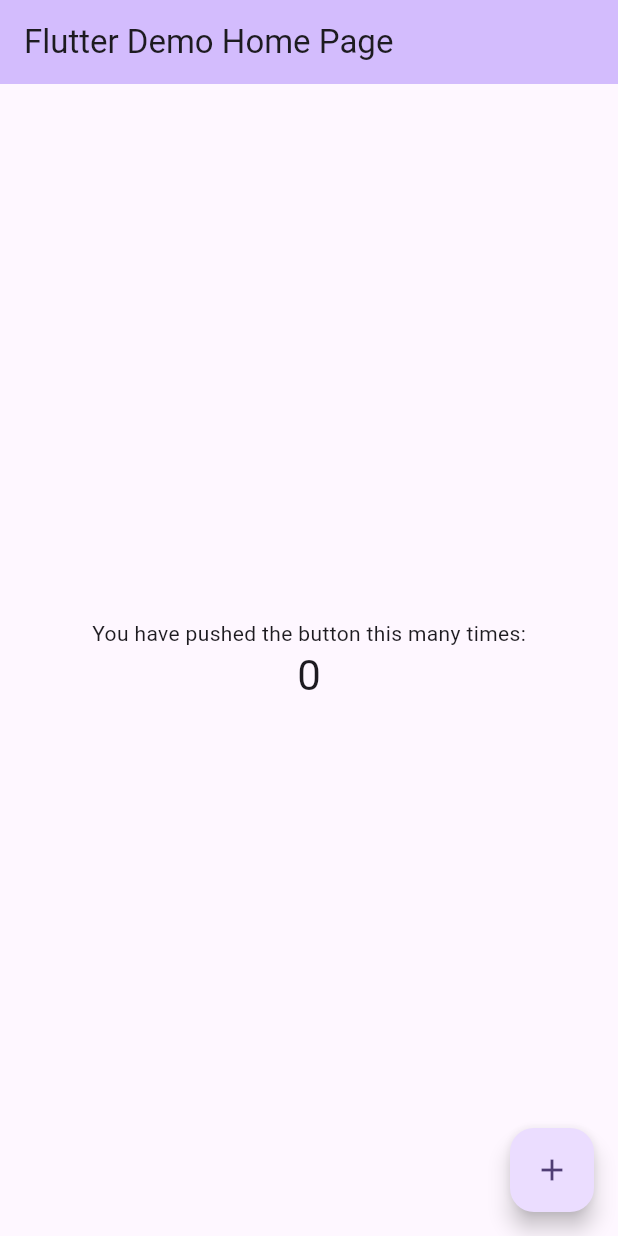
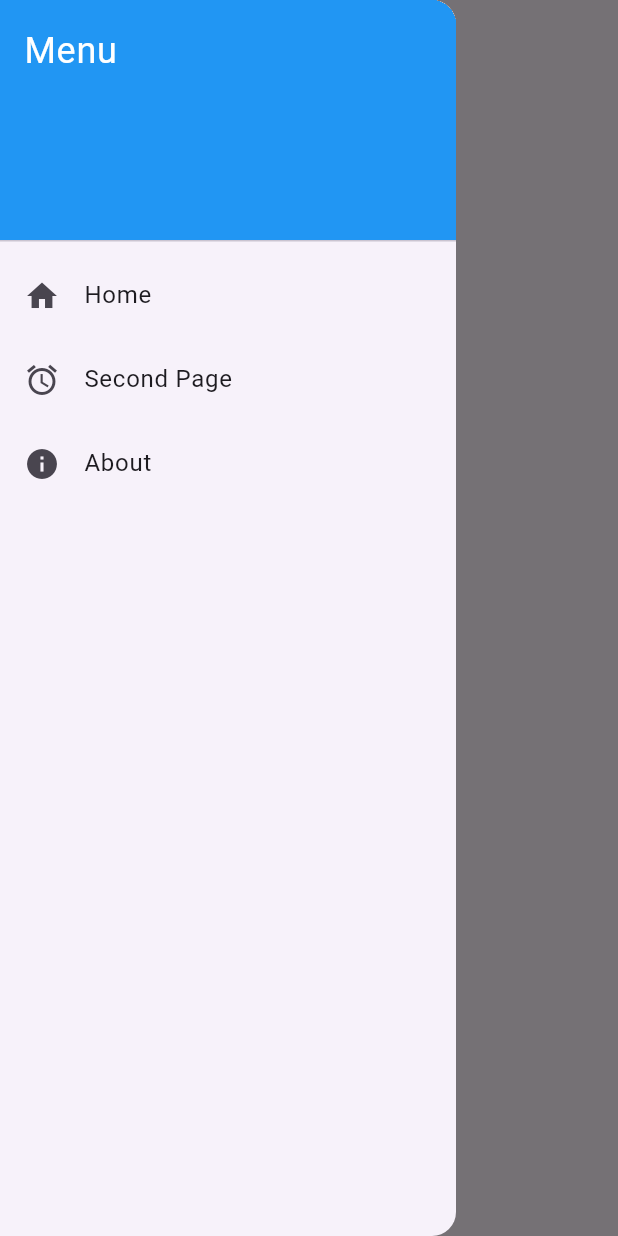
Before and after one commit to raheelshahzad/crm_frontend, a Flutter app: the screen it shows after launch, with the side drawer open (before the commit the screen has no drawer), on a phone screen of 412 x 824 dp. Run offline on Flutter 3.47's test engine with Material 3 defaults, Android fonts, the phone set to English and light mode, and no system bars.

Commit message:
Multi page.

```diff
--- a/flutter_frontend/lib/main.dart
+++ b/flutter_frontend/lib/main.dart
@@ -1,125 +1,45 @@
 import 'package:flutter/material.dart';
+import 'package:flutter_frontend/second_page.dart';
+
+import 'package:flutter_frontend/menu_drawer.dart';
 
 void main() {
-  runApp(const MyApp());
+  runApp(MyApp());
 }
 
 class MyApp extends StatelessWidget {
-  const MyApp({super.key});
-
-  // This widget is the root of your application.
   @override
   Widget build(BuildContext context) {
     return MaterialApp(
-      title: 'Flutter Demo',
+      title: 'Multi-Page App',
       theme: ThemeData(
-        // This is the theme of your application.
-        //
-        // TRY THIS: Try running your application with "flutter run". You'll see
-        // the application has a purple toolbar. Then, without quitting the app,
-        // try changing the seedColor in the colorScheme below to Colors.green
-        // and then invoke "hot reload" (save your changes or press the "hot
-        // reload" button in a Flutter-supported IDE, or press "r" if you used
-        // the command line to start the app).
-        //
-        // Notice that the counter didn't reset back to zero; the application
-        // state is not lost during the reload. To reset the state, use hot
-        // restart instead.
-        //
-        // This works for code too, not just values: Most code changes can be
-        // tested with just a hot reload.
-        colorScheme: ColorScheme.fromSeed(seedColor: Colors.deepPurple),
-        useMaterial3: true,
+        primarySwatch: Colors.blue,
       ),
-      home: const MyHomePage(title: 'Flutter Demo Home Page'),
+      home: HomePage(),
     );
   }
 }
 
-class MyHomePage extends StatefulWidget {
-  const MyHomePage({super.key, required this.title});
-
-  // This widget is the home page of your application. It is stateful, meaning
-  // that it has a State object (defined below) that contains fields that affect
-  // how it looks.
-
-  // This class is the configuration for the state. It holds the values (in this
-  // case the title) provided by the parent (in this case the App widget) and
-  // used by the build method of the State. Fields in a Widget subclass are
-  // always marked "final".
-
-  final String title;
-
-  @override
-  State<MyHomePage> createState() => _MyHomePageState();
-}
-
-class _MyHomePageState extends State<MyHomePage> {
-  int _counter = 0;
-
-  void _incrementCounter() {
-    setState(() {
-      // This call to setState tells the Flutter framework that something has
-      // changed in this State, which causes it to rerun the build method below
-      // so that the display can reflect the updated values. If we changed
-      // _counter without calling setState(), then the build method would not be
-      // called again, and so nothing would appear to happen.
-      _counter++;
-    });
-  }
-
+class HomePage extends StatelessWidget {
   @override
   Widget build(BuildContext context) {
-    // This method is rerun every time setState is called, for instance as done
-    // by the _incrementCounter method above.
-    //
-    // The Flutter framework has been optimized to make rerunning build methods
-    // fast, so that you can just rebuild anything that needs updating rather
-    // than having to individually change instances of widgets.
     return Scaffold(
       appBar: AppBar(
-        // TRY THIS: Try changing the color here to a specific color (to
-        // Colors.amber, perhaps?) and trigger a hot reload to see the AppBar
-        // change color while the other colors stay the same.
-        backgroundColor: Theme.of(context).colorScheme.inversePrimary,
-        // Here we take the value from the MyHomePage object that was created by
-        // the App.build method, and use it to set our appbar title.
-        title: Text(widget.title),
+        title: Text('Home Page'),
       ),
+      drawer: MenuDrawer(), // Add the drawer here
       body: Center(
-        // Center is a layout widget. It takes a single child and positions it
-        // in the middle of the parent.
-        child: Column(
-          // Column is also a layout widget. It takes a list of children and
-          // arranges them vertically. By default, it sizes itself to fit its
-          // children horizontally, and tries to be as tall as its parent.
-          //
-          // Column has various properties to control how it sizes itself and
-          // how it positions its children. Here we use mainAxisAlignment to
-          // center the children vertically; the main axis here is the vertical
-          // axis because Columns are vertical (the cross axis would be
-          // horizontal).
-          //
-          // TRY THIS: Invoke "debug painting" (choose the "Toggle Debug Paint"
-          // action in the IDE, or press "p" in the console), to see the
-          // wireframe for each widget.
-          mainAxisAlignment: MainAxisAlignment.center,
-          children: <Widget>[
-            const Text(
-              'You have pushed the button this many times:',
-            ),
-            Text(
-              '$_counter',
-              style: Theme.of(context).textTheme.headlineMedium,
-            ),
-          ],
+        child: ElevatedButton(
+          onPressed: () {
+            // Navigate to the second page
+            Navigator.push(
+              context,
+              MaterialPageRoute(builder: (context) => SecondPage()),
+            );
+          },
+          child: Text('Go to Second Page'),
         ),
       ),
-      floatingActionButton: FloatingActionButton(
-        onPressed: _incrementCounter,
-        tooltip: 'Increment',
-        child: const Icon(Icons.add),
-      ), // This trailing comma makes auto-formatting nicer for build methods.
     );
   }
 }
--- /dev/null
+++ b/flutter_frontend/lib/menu_drawer.dart
@@ -0,0 +1,57 @@
+import 'package:flutter_frontend/about_page.dart';
+import 'package:flutter_frontend/second_page.dart';
+import 'package:flutter/material.dart';
+
+class MenuDrawer extends StatelessWidget {
+  @override
+  Widget build(BuildContext context) {
+    return Drawer(
+      child: ListView(
+        padding: EdgeInsets.zero,
+        children: [
+          DrawerHeader(
+            decoration: BoxDecoration(
+              color: Colors.blue,
+            ),
+            child: Text(
+              'Menu',
+              style: TextStyle(
+                color: Colors.white,
+                fontSize: 24,
+              ),
+            ),
+          ),
+          ListTile(
+            leading: Icon(Icons.home),
+            title: Text('Home'),
+            onTap: () {
+              // Navigate to HomePage
+              Navigator.pop(context); // Close the drawer
+              Navigator.pushReplacementNamed(context, '/');
+            },
+          ),
+          ListTile(
+            leading: Icon(Icons.access_alarms_outlined),
+            title: Text('Second Page'),
+            onTap: () {
+              // Navigate to SettingsPage (you can create this later)
+              Navigator.pop(context); // Close the drawer
+              Navigator.push(context,
+                  MaterialPageRoute(builder: (context) => SecondPage()));
+            },
+          ),
+          ListTile(
+            leading: Icon(Icons.info),
+            title: Text('About'),
+            onTap: () {
+              // Navigate to SettingsPage (you can create this later)
+              Navigator.pop(context); // Close the drawer
+              Navigator.push(context,
+                  MaterialPageRoute(builder: (context) => AboutPage()));
+            },
+          ),
+        ],
+      ),
+    );
+  }
+}
```
Also changed, not shown: flutter_frontend/lib/about_page.dart (added, +17 -0 lines), flutter_frontend/lib/second_page.dart (added, +17 -0 lines).
